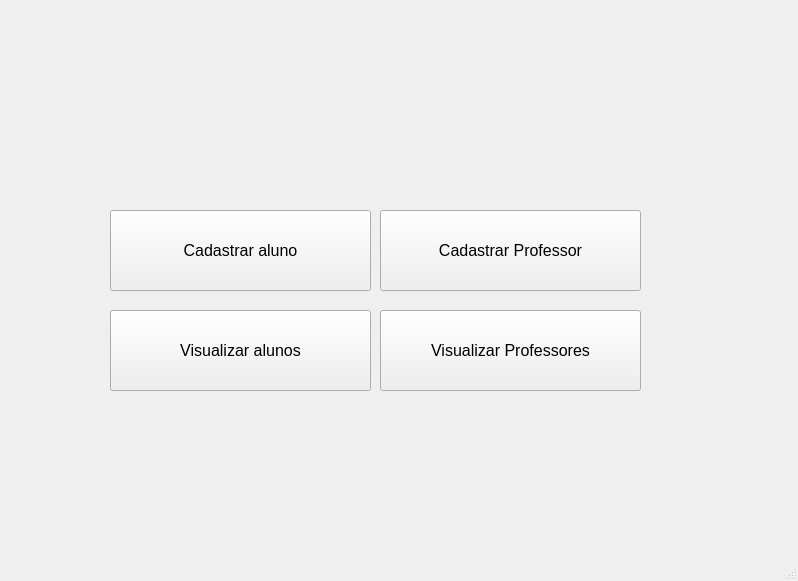
This is desktop/gui/main.ui in PedroWegner/projeto_final_desktop as Qt 5 draws it before an edit. The edited form follows.
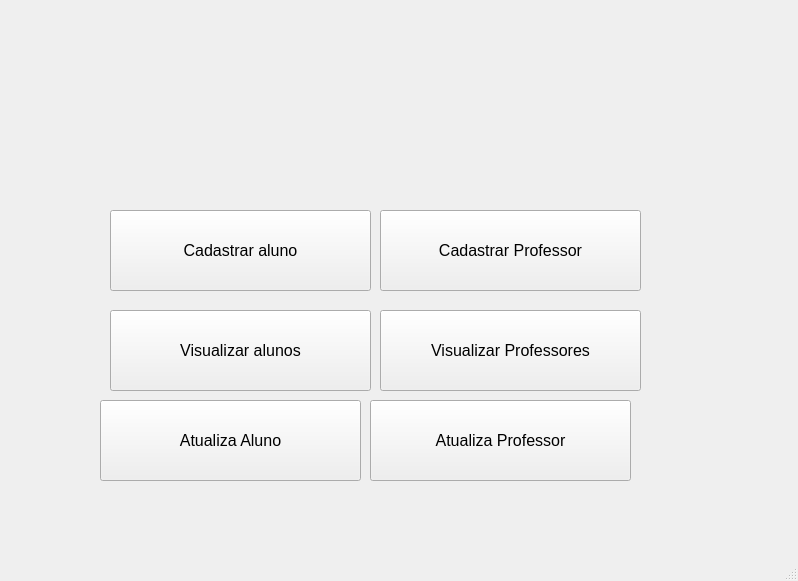
This is the edited form.

Commit message: adicionado campo de pessoa em aluno, adicionado views para visualizar alunos (necessita de melhoramento)

```diff
--- a/desktop/gui/main.ui
+++ b/desktop/gui/main.ui
@@ -103,6 +103,44 @@
      <string>Visualizar Professores</string>
     </property>
    </widget>
+   <widget class="QPushButton" name="att_professor">
+    <property name="geometry">
+     <rect>
+      <x>370</x>
+      <y>400</y>
+      <width>261</width>
+      <height>81</height>
+     </rect>
+    </property>
+    <property name="font">
+     <font>
+      <family>Arial</family>
+      <pointsize>12</pointsize>
+     </font>
+    </property>
+    <property name="text">
+     <string>Atualiza Professor</string>
+    </property>
+   </widget>
+   <widget class="QPushButton" name="att_aluno">
+    <property name="geometry">
+     <rect>
+      <x>100</x>
+      <y>400</y>
+      <width>261</width>
+      <height>81</height>
+     </rect>
+    </property>
+    <property name="font">
+     <font>
+      <family>Arial</family>
+      <pointsize>12</pointsize>
+     </font>
+    </property>
+    <property name="text">
+     <string>Atualiza Aluno</string>
+    </property>
+   </widget>
   </widget>
   <widget class="QStatusBar" name="statusbar"/>
  </widget>
```
The commit also changes 11 other files.
